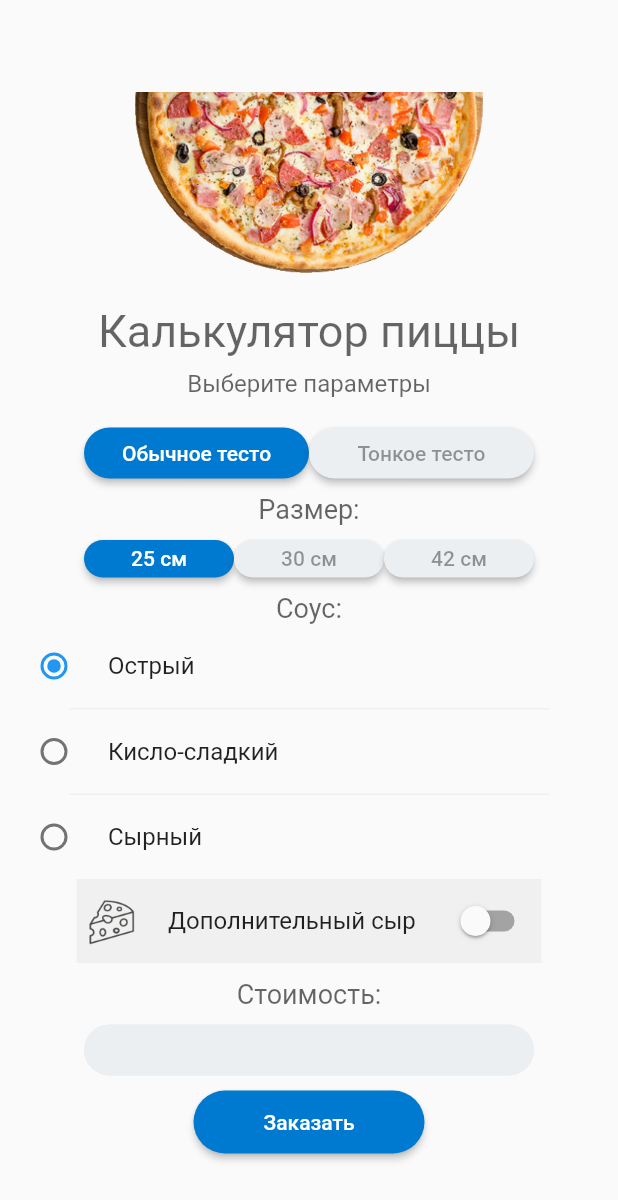
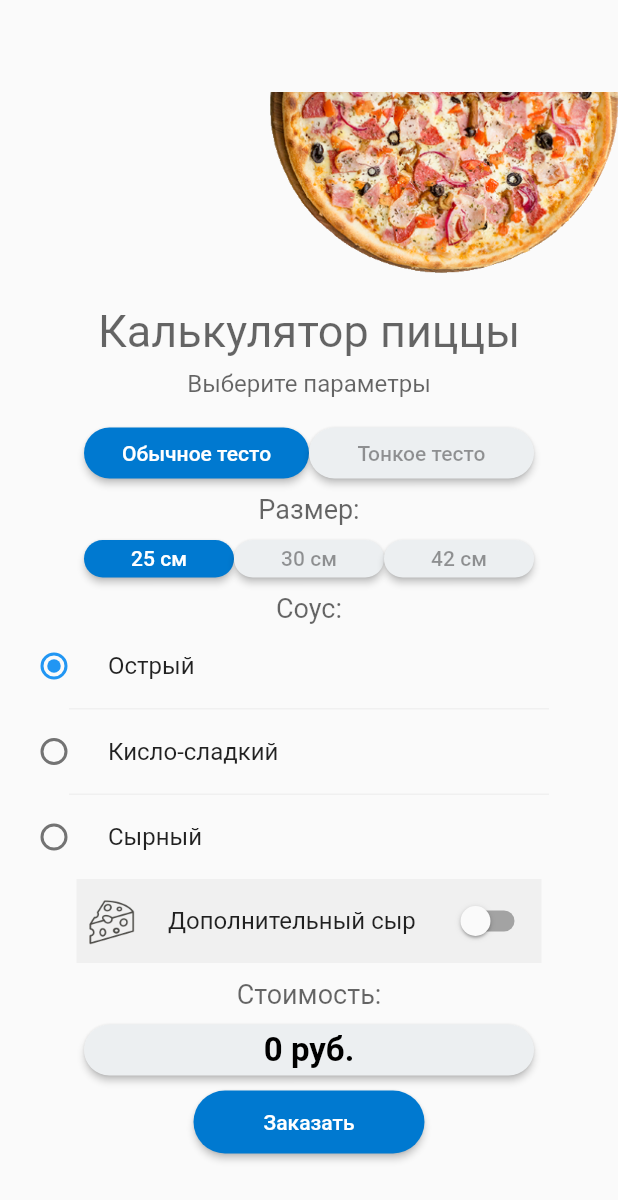
Before and after one commit to MukhinAlex/pizza, a Flutter app: the screen it shows after launch, on a phone screen of 412 x 824 dp. Shown: the top 1200 px of the screen. Run offline on Flutter 3.47's test engine with Material 2 defaults, Android fonts, the phone set to English and light mode, and no system bars.

Commit message:
Работающий калькулятор стоимости пиццы

```diff
--- a/lib/calculator.dart
+++ b/lib/calculator.dart
@@ -1,3 +1,6 @@
+import 'dart:ui';
+
+import 'package:flutter/cupertino.dart';
 import 'package:flutter/material.dart';
 
 class CalculatorScreen extends StatefulWidget {
@@ -12,26 +15,136 @@ enum SousLevel {hot, sweet, cheese}
 class _CalculatorScreenState extends State<CalculatorScreen> {
   bool _checked = false;
   SousLevel? _sousLevel = SousLevel.hot;
+  var _cost = 0;
+  var _dough = 0;
+  var _sizePrice = 200;
+  var _sousPrice = 0;
+  var _cheesePrice = 0;
+
+  ButtonStyle? pressStyleU = ElevatedButton.styleFrom(
+    primary: const Color(0xFF0079D0),
+    shape: RoundedRectangleBorder(
+      borderRadius: BorderRadius.circular(36.0),
+    ),
+  );
+
+  ButtonStyle? pressStyleT = ElevatedButton.styleFrom(
+    primary: const Color(0xFFeceff1),
+    onPrimary: const Color.fromRGBO(0, 0, 0, 0.4),
+    shape: RoundedRectangleBorder(
+      borderRadius: BorderRadius.circular(36.0),
+    ),
+  );
+
+  ButtonStyle? pressStyleS = ElevatedButton.styleFrom(
+    primary: const Color(0xFF0079D0),
+    shape: RoundedRectangleBorder(
+      borderRadius: BorderRadius.circular(36.0),
+    ),
+  );
+  ButtonStyle? pressStyleM = ElevatedButton.styleFrom(
+    primary: const Color(0xFFeceff1),
+    onPrimary: const Color.fromRGBO(0, 0, 0, 0.4),
+    shape: RoundedRectangleBorder(
+      borderRadius: BorderRadius.circular(36.0),
+    ),
+  );
+  ButtonStyle? pressStyleL = ElevatedButton.styleFrom(
+    primary: const Color(0xFFeceff1),
+    onPrimary: const Color.fromRGBO(0, 0, 0, 0.4),
+    shape: RoundedRectangleBorder(
+      borderRadius: BorderRadius.circular(36.0),
+    ),
+  );
+
+  ButtonStyle? offPressStyle = ElevatedButton.styleFrom(
+    primary: const Color(0xFFeceff1),
+    onPrimary: const Color.fromRGBO(0, 0, 0, 0.4),
+    shape: RoundedRectangleBorder(
+      borderRadius: BorderRadius.circular(36.0),
+    ),
+  );
+
+  ButtonStyle? onPressStyle = ElevatedButton.styleFrom(
+    primary: const Color(0xFF0079D0),
+    shape: RoundedRectangleBorder(
+      borderRadius: BorderRadius.circular(36.0),
+    ),
+  );
+  void _onChangeDoughU(){
+    setState(() {
+      _cost = _dough+_sizePrice+_sousPrice+_cheesePrice;
+      pressStyleU = onPressStyle;
+      pressStyleT = offPressStyle;
+    });
+  }
+  void _onChangeDoughT(){
+    setState(() {
+      _dough = -50;
+      _cost = _sizePrice+_sousPrice+_cheesePrice+_dough;
+      pressStyleT = onPressStyle;
+      pressStyleU = offPressStyle;
+    });
+  }
 
   void _onCheckedChange(bool? val){
     setState(() {
       _checked = !_checked;
+      if(_checked==true)
+      {
+        _cheesePrice = 50;
+      }else{
+        _cheesePrice = 0;
+      }
+        _cost = _sizePrice+_sousPrice+_cheesePrice+_dough;
+    });
+  }
+  void _onChangeSmall(){
+    setState(() {
+      _sizePrice = 200;
+      _cost = _sizePrice+_sousPrice+_cheesePrice+_dough;
+       pressStyleS = onPressStyle;
+       pressStyleM = offPressStyle;
+       pressStyleL = offPressStyle;
+    });
+  }
+
+  void _onChangeMid(){
+    setState(() {
+      _sizePrice = 350;
+      _cost = _sizePrice+_sousPrice+_cheesePrice+_dough;
+       pressStyleM = onPressStyle;
+       pressStyleS = offPressStyle;
+       pressStyleL = offPressStyle;
+    });
+  }
+  void _onChangeLarge(){
+    setState(() {
+      _sizePrice = 550;
+      _cost = _sizePrice+_sousPrice+_cheesePrice+_dough;
+       pressStyleL = onPressStyle;
+       pressStyleS = offPressStyle;
+       pressStyleM = offPressStyle;
     });
   }
 
   void _onSousLevelChanged(SousLevel? value) {
     setState(() {
       _sousLevel = value;
+      if(_sousLevel == SousLevel.hot) _sousPrice=10;
+      if(_sousLevel == SousLevel.sweet) _sousPrice=15;
+      if(_sousLevel == SousLevel.cheese) _sousPrice=10;
+      _cost = _sizePrice+_sousPrice+_cheesePrice+_dough;
     });
   }
 
   @override
   Widget build(BuildContext context) {
-
     const borderStyle2 = OutlineInputBorder(
         borderRadius: BorderRadius.all(Radius.circular(36)),
         borderSide: BorderSide(
             color: Color(0xFFeceff1), width: 2));
+
 
     return MaterialApp(
       home: Scaffold(
@@ -39,7 +152,7 @@ class _CalculatorScreenState extends State<CalculatorScreen> {
             width: double.infinity,
             child: Column(children: [
               const SizedBox(height: 60,),
-              const SizedBox(width: 232, height: 123, child: Image(image: AssetImage('assets/pizza.png'),),),
+              const Align(alignment: Alignment.topRight,child: SizedBox(width: 232, height: 123, child: Image(image: AssetImage('assets/pizza.png'),),)),
               const SizedBox(height: 20,),
               const Text('Калькулятор пиццы',
                 style: TextStyle(fontSize: 30, color: Color.fromRGBO(0, 0, 0, 0.6)),),
@@ -51,26 +164,15 @@ class _CalculatorScreenState extends State<CalculatorScreen> {
               Row(mainAxisAlignment: MainAxisAlignment.center,
                 children: [
                   SizedBox(width: 150, height: 34, child:
-                  ElevatedButton(onPressed: () {},
+                  ElevatedButton(onPressed: _onChangeDoughU,
                     child: const Text('Обычное тесто'),
-                    style: ElevatedButton.styleFrom(
-                      primary: const Color(0xFF0079D0),
-                      shape: RoundedRectangleBorder(
-                        borderRadius: BorderRadius.circular(36.0),
-                      ),
-                    ),
+                    style: pressStyleU,
                   ),
                   ),
                   SizedBox(width: 150, height: 34, child:
-                  ElevatedButton(onPressed: () {},
+                  ElevatedButton(onPressed: _onChangeDoughT,
                     child: const Text('Тонкое тесто'),
-                    style: ElevatedButton.styleFrom(
-                      onPrimary: const Color.fromRGBO(0, 0, 0, 0.4),
-                      primary: const Color(0xFFeceff1),
-                      shape: RoundedRectangleBorder(
-                        borderRadius: BorderRadius.circular(36.0),
-                      ),
-                    ),
+                    style: pressStyleT,
                   ),
                   ),
                 ],
@@ -82,38 +184,21 @@ class _CalculatorScreenState extends State<CalculatorScreen> {
               Row(mainAxisAlignment: MainAxisAlignment.center,
                 children: [
                   SizedBox(width: 100, height: 25, child:
-                  ElevatedButton(onPressed: () {},
+                  ElevatedButton(onPressed: _onChangeSmall,
                     child: const Text('25 см'),
-                    style: ElevatedButton.styleFrom(
-                      primary: const Color(0xFF0079D0),
-                      shape: RoundedRectangleBorder(
-                        borderRadius: BorderRadius.circular(36.0),
-                      ),
-                    ),
+                    style: pressStyleS,
                   ),
                   ),
                   SizedBox(width: 100, height: 25, child:
-                  ElevatedButton(onPressed: () {},
+                  ElevatedButton(onPressed: _onChangeMid,
                     child: const Text('30 см'),
-                    style: ElevatedButton.styleFrom(
-                      onPrimary: const Color.fromRGBO(0, 0, 0, 0.4),
-                      primary: const Color(0xFFeceff1),
-                      shape: RoundedRectangleBorder(
-                        borderRadius: BorderRadius.circular(36.0),
-                      ),
-                    ),
+                    style: pressStyleM,
                   ),
                   ),
                   SizedBox(width: 100, height: 25, child:
-                  ElevatedButton(onPressed: () {},
+                  ElevatedButton(onPressed: _onChangeLarge,
                     child: const Text('42 см'),
-                    style: ElevatedButton.styleFrom(
-                      onPrimary: const Color.fromRGBO(0, 0, 0, 0.4),
-                      primary: const Color(0xFFeceff1),
-                      shape: RoundedRectangleBorder(
-                        borderRadius: BorderRadius.circular(36.0),
-                      ),
-                    ),
+                    style: pressStyleL,
                   ),
                   ),
                 ],
@@ -164,14 +249,14 @@ class _CalculatorScreenState extends State<CalculatorScreen> {
               const Text('Стоимость:',
                 style: TextStyle(fontSize: 18, color: Color.fromRGBO(0, 0, 0, 0.6)),),
               const SizedBox(height: 10,),
-              const SizedBox(width: 300, height: 34,
-                child: TextField(
-                  decoration: InputDecoration(
-                    filled:true,
-                    fillColor: Color(0xFFeceff1),
-                    enabledBorder: borderStyle2,
-                    focusedBorder: borderStyle2,
-                    labelText: '',
+              SizedBox(width: 300, height: 34,
+                child: ElevatedButton(onPressed: () {},
+                  child:  Text('$_cost руб.', style: const TextStyle(fontWeight: FontWeight.bold, fontSize: 22, color: Colors.black),),
+                  style: ElevatedButton.styleFrom(
+                    primary: const Color(0xFFeceff1),
+                    shape: RoundedRectangleBorder(
+                      borderRadius: BorderRadius.circular(36.0),
+                    ),
                   ),
                 ),
               ),
--- a/lib/main.dart
+++ b/lib/main.dart
@@ -3,6 +3,8 @@ import 'package:flutter/material.dart';
 import 'package:pizza/auth.dart';
 import 'package:pizza/calculator.dart';
 import 'package:pizza/registration.dart';
+import 'app_bar_screen.dart';
+import 'navigation_drawer_screen.dart';
 
 void main() {
   runApp(const CalculatorScreen());
```
Also changed, not shown: lib/app_bar_screen.dart (added, +123 -0 lines), lib/navigation_drawer_screen.dart (added, +81 -0 lines).
